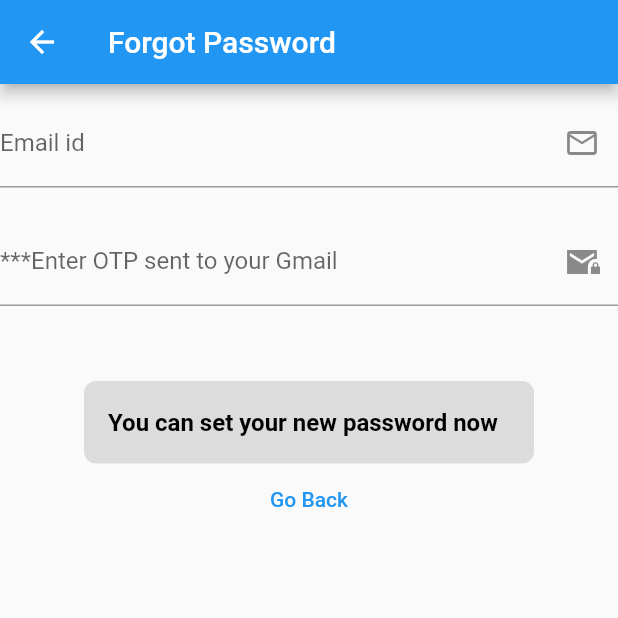
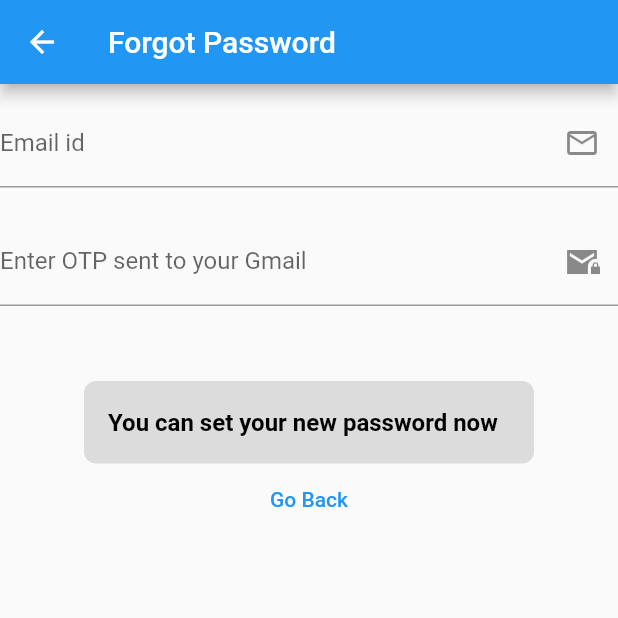
Before and after one commit to MegaDhakse2/RegistrationFormUI, a Flutter app: the FrgtPage screen opened directly, on a phone screen of 412 x 824 dp, the top half of it. Run offline on Flutter 3.47's test engine with Material 2 defaults, Android fonts, the phone set to English and light mode, and no system bars.

Commit message:
Simple String change

```diff
--- a/lib/main.dart
+++ b/lib/main.dart
@@ -333,7 +333,7 @@ class _FrgtPageState extends State<FrgtPage> {
                     suffixIcon: Icon(
                       Icons.mail_lock_sharp,
                     ),
-                    labelText: '***Enter OTP sent to your Gmail',
+                    labelText: 'Enter OTP sent to your Gmail',
                   )),
               const SizedBox(height: 50,),
 
```
